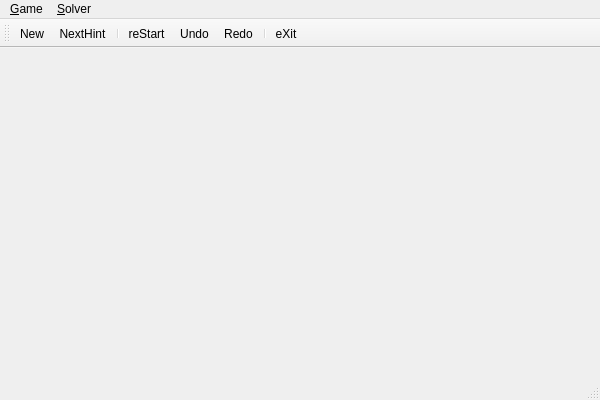
Before: the Qt Designer form FreeCell/QtFreeCell/MainWindow.ui in vivisuke/FreeCell, drawn with Qt 5.
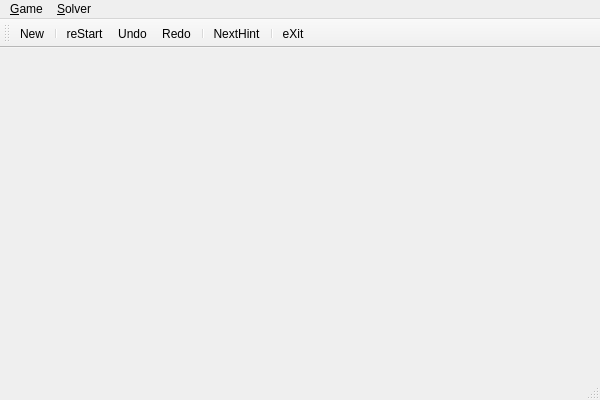
After: the same form once the commit is applied. Icons and pictures are not drawn.

Commit message: ◎ C 03/29 03/29 0.001 ToDo #5357：Board::genOpenClmnMoves() に異様に時間がかかる

The edit to the form file:
```diff
--- a/FreeCell/QtFreeCell/MainWindow.ui
+++ b/FreeCell/QtFreeCell/MainWindow.ui
@@ -52,12 +52,13 @@
     <bool>false</bool>
    </attribute>
    <addaction name="action_New"/>
-   <addaction name="action_NextHint"/>
    <addaction name="separator"/>
    <addaction name="action_reStart"/>
    <addaction name="action_Undo"/>
    <addaction name="action_Redo"/>
    <addaction name="separator"/>
+   <addaction name="action_NextHint"/>
+   <addaction name="separator"/>
    <addaction name="action_eXit"/>
   </widget>
   <widget class="QStatusBar" name="statusBar"/>
```
The commit also changes 2 other files.
